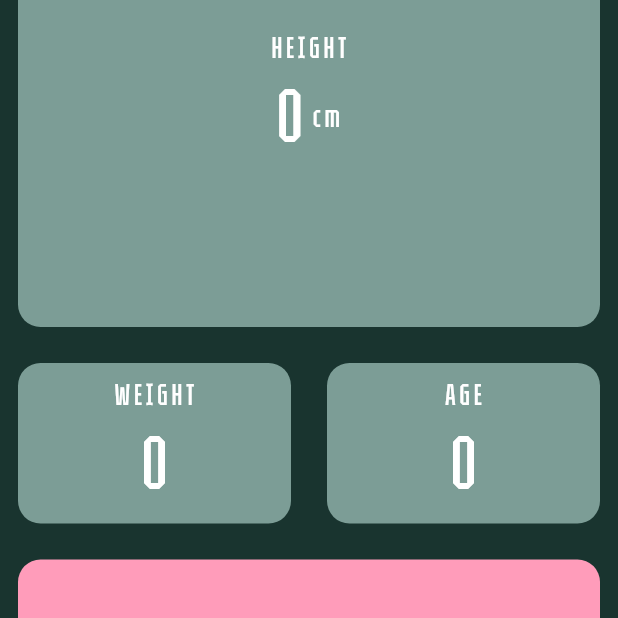
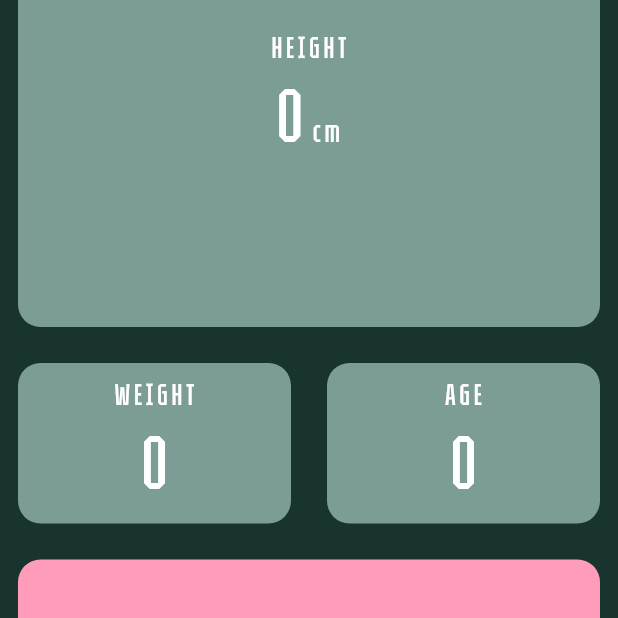
Before and after one commit to Arrocito82/bmi_calculator, a Flutter app: the screen it shows after launch, on a phone screen of 412 x 824 dp, the part 446-1064 px from its top. Run offline on Flutter 3.47's test engine with Material 2 defaults, Android fonts, the phone set to English and light mode, and no system bars.

Commit message:
Fixed height number align with the unit

```diff
--- a/lib/InputPage.dart
+++ b/lib/InputPage.dart
@@ -69,6 +69,8 @@ class _InputPageState extends State<InputPage> {
               ),
               Row(
                 mainAxisAlignment: MainAxisAlignment.center,
+                crossAxisAlignment: CrossAxisAlignment.baseline,
+                textBaseline: TextBaseline.ideographic,
                 children: [
                   Text(
                     "$_height",
```
